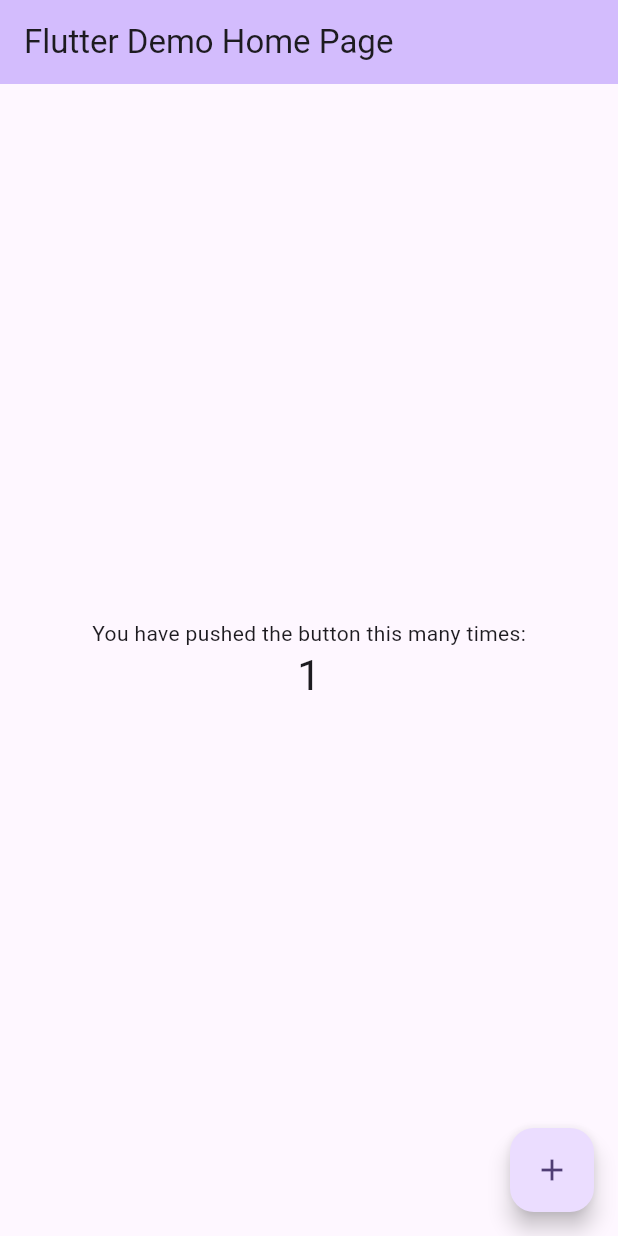
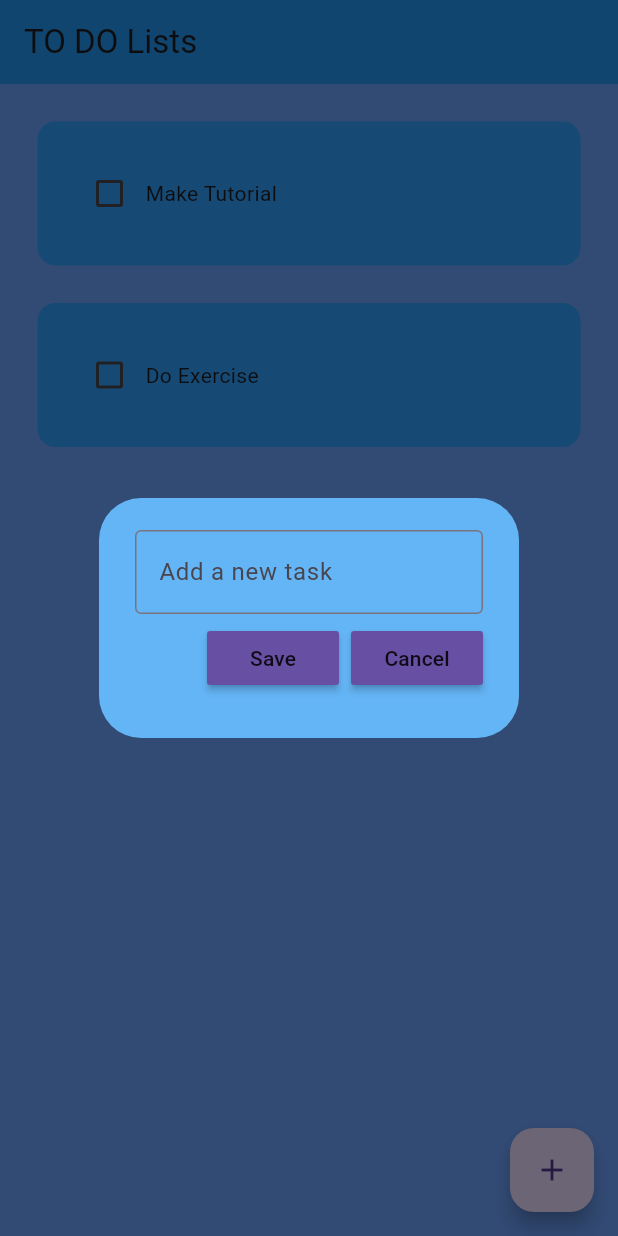
Before and after one commit to Navo28/To-Do-app, a Flutter app: the screen it shows after launch, after a tap on the "add" icon, on a phone screen of 412 x 824 dp. Run offline on Flutter 3.47's test engine with Material 3 defaults, Android fonts, the phone set to English and light mode, and no system bars; drawn by our look-alikes of flutter_slidable; our stand-ins replace device_preview, hive_flutter; accounts and stored records are empty.

Commit message:
first commit

```diff
--- /dev/null
+++ b/to_do_app/lib/data/database.dart
@@ -0,0 +1,26 @@
+import 'package:hive_flutter/hive_flutter.dart';
+
+class ToDoDataBase {
+  List toDoList = [];
+
+  // reference our box
+  final _myBox = Hive.box('mybox');
+
+  // run this method if this is the 1st time ever opening this app
+  void createInitialData() {
+    toDoList = [
+      ["Make Tutorial", false],
+      ["Do Exercise", false],
+    ];
+  }
+
+  // load the data from database
+  void loadData() {
+    toDoList = _myBox.get("TODOLIST");
+  }
+
+  // update the database
+  void updateDataBase() {
+    _myBox.put("TODOLIST", toDoList);
+  }
+}
--- a/to_do_app/lib/main.dart
+++ b/to_do_app/lib/main.dart
@@ -1,125 +1,35 @@
+import 'package:device_preview/device_preview.dart';
 import 'package:flutter/material.dart';
+import 'package:hive_flutter/hive_flutter.dart';
+import 'pages/home_page.dart';
 
-void main() {
-  runApp(const MyApp());
+void main() async {
+  // init the hive
+  await Hive.initFlutter();
+
+  // open a box
+  var box = await Hive.openBox('mybox');
+
+  runApp(
+    DevicePreview(
+      enabled: true,
+      builder: (context) => const MyApp(),
+    ),
+  );
 }
 
 class MyApp extends StatelessWidget {
   const MyApp({super.key});
 
-  // This widget is the root of your application.
   @override
   Widget build(BuildContext context) {
     return MaterialApp(
-      title: 'Flutter Demo',
-      theme: ThemeData(
-        // This is the theme of your application.
-        //
-        // TRY THIS: Try running your application with "flutter run". You'll see
-        // the application has a purple toolbar. Then, without quitting the app,
-        // try changing the seedColor in the colorScheme below to Colors.green
-        // and then invoke "hot reload" (save your changes or press the "hot
-        // reload" button in a Flutter-supported IDE, or press "r" if you used
-        // the command line to start the app).
-        //
-        // Notice that the counter didn't reset back to zero; the application
-        // state is not lost during the reload. To reset the state, use hot
-        // restart instead.
-        //
-        // This works for code too, not just values: Most code changes can be
-        // tested with just a hot reload.
-        colorScheme: ColorScheme.fromSeed(seedColor: Colors.deepPurple),
-        useMaterial3: true,
-      ),
-      home: const MyHomePage(title: 'Flutter Demo Home Page'),
+      useInheritedMediaQuery: true,
+      locale: DevicePreview.locale(context),
+      builder: DevicePreview.appBuilder,
+      debugShowCheckedModeBanner: false,
+      home: HomePage(),
+      theme: ThemeData(primarySwatch: Colors.yellow),
     );
   }
 }
-
-class MyHomePage extends StatefulWidget {
-  const MyHomePage({super.key, required this.title});
-
-  // This widget is the home page of your application. It is stateful, meaning
-  // that it has a State object (defined below) that contains fields that affect
-  // how it looks.
-
-  // This class is the configuration for the state. It holds the values (in this
-  // case the title) provided by the parent (in this case the App widget) and
-  // used by the build method of the State. Fields in a Widget subclass are
-  // always marked "final".
-
-  final String title;
-
-  @override
-  State<MyHomePage> createState() => _MyHomePageState();
-}
-
-class _MyHomePageState extends State<MyHomePage> {
-  int _counter = 0;
-
-  void _incrementCounter() {
-    setState(() {
-      // This call to setState tells the Flutter framework that something has
-      // changed in this State, which causes it to rerun the build method below
-      // so that the display can reflect the updated values. If we changed
-      // _counter without calling setState(), then the build method would not be
-      // called again, and so nothing would appear to happen.
-      _counter++;
-    });
-  }
-
-  @override
-  Widget build(BuildContext context) {
-    // This method is rerun every time setState is called, for instance as done
-    // by the _incrementCounter method above.
-    //
-    // The Flutter framework has been optimized to make rerunning build methods
-    // fast, so that you can just rebuild anything that needs updating rather
-    // than having to individually change instances of widgets.
-    return Scaffold(
-      appBar: AppBar(
-        // TRY THIS: Try changing the color here to a specific color (to
-        // Colors.amber, perhaps?) and trigger a hot reload to see the AppBar
-        // change color while the other colors stay the same.
-        backgroundColor: Theme.of(context).colorScheme.inversePrimary,
-        // Here we take the value from the MyHomePage object that was created by
-        // the App.build method, and use it to set our appbar title.
-        title: Text(widget.title),
-      ),
-      body: Center(
-        // Center is a layout widget. It takes a single child and positions it
-        // in the middle of the parent.
-        child: Column(
-          // Column is also a layout widget. It takes a list of children and
-          // arranges them vertically. By default, it sizes itself to fit its
-          // children horizontally, and tries to be as tall as its parent.
-          //
-          // Column has various properties to control how it sizes itself and
-          // how it positions its children. Here we use mainAxisAlignment to
-          // center the children vertically; the main axis here is the vertical
-          // axis because Columns are vertical (the cross axis would be
-          // horizontal).
-          //
-          // TRY THIS: Invoke "debug painting" (choose the "Toggle Debug Paint"
-          // action in the IDE, or press "p" in the console), to see the
-          // wireframe for each widget.
-          mainAxisAlignment: MainAxisAlignment.center,
-          children: <Widget>[
-            const Text(
-              'You have pushed the button this many times:',
-            ),
-            Text(
-              '$_counter',
-              style: Theme.of(context).textTheme.headlineMedium,
-            ),
-          ],
-        ),
-      ),
-      floatingActionButton: FloatingActionButton(
-        onPressed: _incrementCounter,
-        tooltip: 'Increment',
-        child: const Icon(Icons.add),
-      ), // This trailing comma makes auto-formatting nicer for build methods.
-    );
-  }
-}
--- /dev/null
+++ b/to_do_app/lib/pages/home_page.dart
@@ -0,0 +1,101 @@
+import 'package:flutter/material.dart';
+import 'package:hive_flutter/hive_flutter.dart';
+import '../data/database.dart';
+import '../util/dialog_box.dart';
+import '../util/todo_tile.dart';
+
+class HomePage extends StatefulWidget {
+  const HomePage({super.key});
+
+  @override
+  State<HomePage> createState() => _HomePageState();
+}
+
+class _HomePageState extends State<HomePage> {
+  // reference the hive box
+  final _myBox = Hive.box('mybox');
+  ToDoDataBase db = ToDoDataBase();
+
+  @override
+  void initState() {
+    // if this is the 1st time ever openin the app, then create default data
+    if (_myBox.get("TODOLIST") == null) {
+      db.createInitialData();
+    } else {
+      // there already exists data
+      db.loadData();
+    }
+
+    super.initState();
+  }
+
+  // text controller
+  final _controller = TextEditingController();
+
+  // checkbox was tapped
+  void checkBoxChanged(bool? value, int index) {
+    setState(() {
+      db.toDoList[index][1] = !db.toDoList[index][1];
+    });
+    db.updateDataBase();
+  }
+
+  // save new task
+  void saveNewTask() {
+    setState(() {
+      db.toDoList.add([_controller.text, false]);
+      _controller.clear();
+    });
+    Navigator.of(context).pop();
+    db.updateDataBase();
+  }
+
+  // create a new task
+  void createNewTask() {
+    showDialog(
+      context: context,
+      builder: (context) {
+        return DialogBox(
+          controller: _controller,
+          onSave: saveNewTask,
+          onCancel: () => Navigator.of(context).pop(),
+        );
+      },
+    );
+  }
+
+  // delete task
+  void deleteTask(int index) {
+    setState(() {
+      db.toDoList.removeAt(index);
+    });
+    db.updateDataBase();
+  }
+
+  @override
+  Widget build(BuildContext context) {
+    return Scaffold(
+      backgroundColor: const Color.fromARGB(255, 110, 163, 255),
+      appBar: AppBar(
+        backgroundColor: Colors.blue,
+        title: const Text('TO DO Lists'),
+        elevation: 0,
+      ),
+      floatingActionButton: FloatingActionButton(
+        onPressed: createNewTask,
+        child: const Icon(Icons.add),
+      ),
+      body: ListView.builder(
+        itemCount: db.toDoList.length,
+        itemBuilder: (context, index) {
+          return ToDoTile(
+            taskName: db.toDoList[index][0],
+            taskCompleted: db.toDoList[index][1],
+            onChanged: (value) => checkBoxChanged(value, index),
+            deleteFunction: (context) => deleteTask(index),
+          );
+        },
+      ),
+    );
+  }
+}
--- /dev/null
+++ b/to_do_app/lib/util/dialog_box.dart
@@ -0,0 +1,53 @@
+import 'package:flutter/material.dart';
+
+import 'my_button.dart';
+
+class DialogBox extends StatelessWidget {
+  final controller;
+  VoidCallback onSave;
+  VoidCallback onCancel;
+
+  DialogBox({
+    super.key,
+    required this.controller,
+    required this.onSave,
+    required this.onCancel,
+  });
+
+  @override
+  Widget build(BuildContext context) {
+    return AlertDialog(
+      backgroundColor: Colors.blue[300],
+      content: Container(
+        height: 120,
+        child: Column(
+          mainAxisAlignment: MainAxisAlignment.spaceEvenly,
+          children: [
+            // get user input
+            TextField(
+              controller: controller,
+              decoration: InputDecoration(
+                border: OutlineInputBorder(),
+                hintText: "Add a new task",
+              ),
+            ),
+
+            // buttons -> save + cancel
+            Row(
+              mainAxisAlignment: MainAxisAlignment.end,
+              children: [
+                // save button
+                MyButton(text: "Save", onPressed: onSave),
+
+                const SizedBox(width: 8),
+
+                // cancel button
+                MyButton(text: "Cancel", onPressed: onCancel),
+              ],
+            ),
+          ],
+        ),
+      ),
+    );
+  }
+}
--- /dev/null
+++ b/to_do_app/lib/util/my_button.dart
@@ -0,0 +1,20 @@
+import 'package:flutter/material.dart';
+
+class MyButton extends StatelessWidget {
+  final String text;
+  VoidCallback onPressed;
+  MyButton({
+    super.key,
+    required this.text,
+    required this.onPressed,
+  });
+
+  @override
+  Widget build(BuildContext context) {
+    return MaterialButton(
+      onPressed: onPressed,
+      color: Theme.of(context).primaryColor,
+      child: Text(text),
+    );
+  }
+}
--- /dev/null
+++ b/to_do_app/lib/util/todo_tile.dart
@@ -0,0 +1,64 @@
+import 'package:flutter/material.dart';
+import 'package:flutter_slidable/flutter_slidable.dart';
+
+class ToDoTile extends StatelessWidget {
+  final String taskName;
+  final bool taskCompleted;
+  Function(bool?)? onChanged;
+  Function(BuildContext)? deleteFunction;
+
+  ToDoTile({
+    super.key,
+    required this.taskName,
+    required this.taskCompleted,
+    required this.onChanged,
+    required this.deleteFunction,
+  });
+
+  @override
+  Widget build(BuildContext context) {
+    return Padding(
+      padding: const EdgeInsets.only(left: 25.0, right: 25, top: 25),
+      child: Slidable(
+        endActionPane: ActionPane(
+          motion: StretchMotion(),
+          children: [
+            SlidableAction(
+              onPressed: deleteFunction,
+              icon: Icons.delete,
+              backgroundColor: Colors.red.shade300,
+              borderRadius: BorderRadius.circular(12),
+            )
+          ],
+        ),
+        child: Container(
+          padding: EdgeInsets.all(24),
+          decoration: BoxDecoration(
+            color: const Color.fromARGB(255, 47, 160, 252),
+            borderRadius: BorderRadius.circular(12),
+          ),
+          child: Row(
+            children: [
+              // checkbox
+              Checkbox(
+                value: taskCompleted,
+                onChanged: onChanged,
+                activeColor: Colors.black,
+              ),
+
+              // task name
+              Text(
+                taskName,
+                style: TextStyle(
+                  decoration: taskCompleted
+                      ? TextDecoration.lineThrough
+                      : TextDecoration.none,
+                ),
+              ),
+            ],
+          ),
+        ),
+      ),
+    );
+  }
+}
--- a/to_do_app/pubspec.yaml
+++ b/to_do_app/pubspec.yaml
@@ -35,6 +35,9 @@ dependencies:
   # The following adds the Cupertino Icons font to your application.
   # Use with the CupertinoIcons class for iOS style icons.
   cupertino_icons: ^1.0.6
+  hive_flutter: ^1.1.0
+  flutter_slidable: ^3.0.1
+  device_preview: ^1.1.0
 
 dev_dependencies:
   flutter_test:
```
Also changed, not shown: to_do_app/pubspec.lock, 1 other file.
